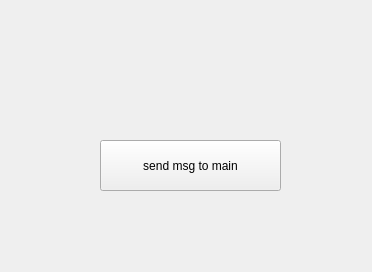
The window that ui/sub_view.ui (batuZ/py_desktop) describes before a commit, drawn with Qt 5.
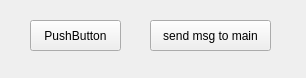
The same window after the commit.

```diff
--- a/ui/sub_view.ui
+++ b/ui/sub_view.ui
@@ -6,8 +6,8 @@
    <rect>
     <x>0</x>
     <y>0</y>
-    <width>372</width>
-    <height>272</height>
+    <width>306</width>
+    <height>78</height>
    </rect>
   </property>
   <property name="windowTitle">
@@ -16,24 +16,29 @@
   <widget class="QPushButton" name="pushButton">
    <property name="geometry">
     <rect>
-     <x>100</x>
-     <y>140</y>
-     <width>181</width>
-     <height>51</height>
+     <x>150</x>
+     <y>20</y>
+     <width>121</width>
+     <height>31</height>
     </rect>
    </property>
    <property name="text">
     <string>send msg to main</string>
    </property>
   </widget>
-  <action name="action_open_it">
+  <widget class="QPushButton" name="pushButton_2">
+   <property name="geometry">
+    <rect>
+     <x>30</x>
+     <y>20</y>
+     <width>91</width>
+     <height>31</height>
+    </rect>
+   </property>
    <property name="text">
-    <string>_open_it</string>
+    <string>PushButton</string>
    </property>
-   <property name="toolTip">
-    <string>112233</string>
-   </property>
-  </action>
+  </widget>
  </widget>
  <resources/>
  <connections/>
```
Left out of the diff: 40 changed lines with no effect on the pictures.
